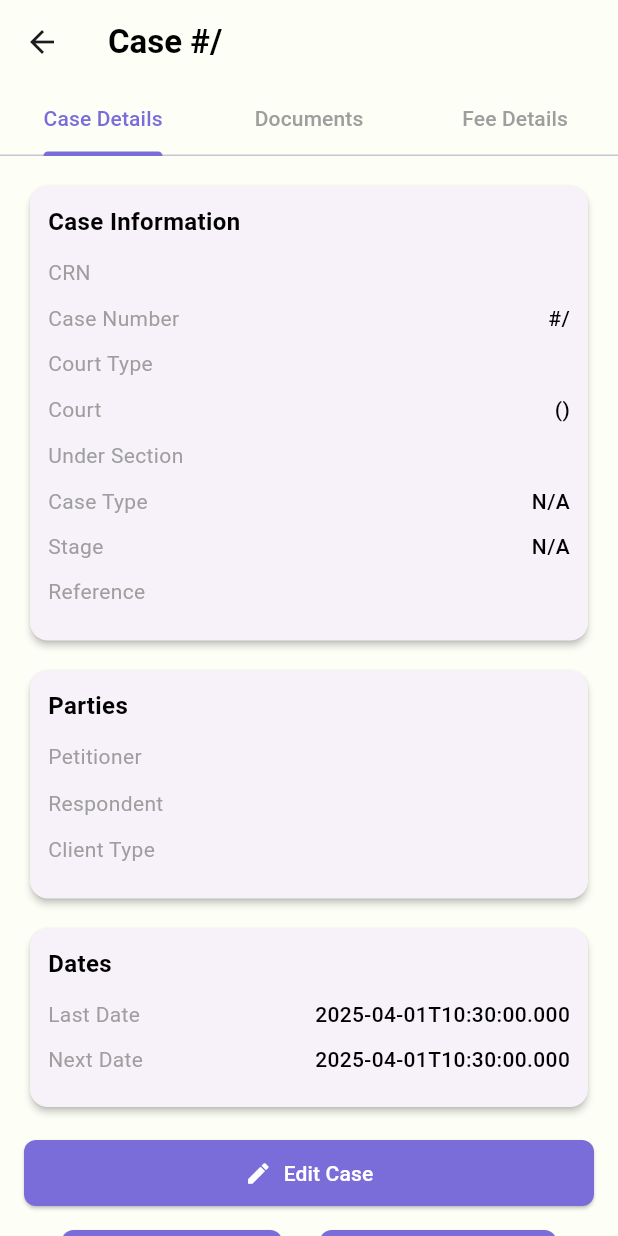
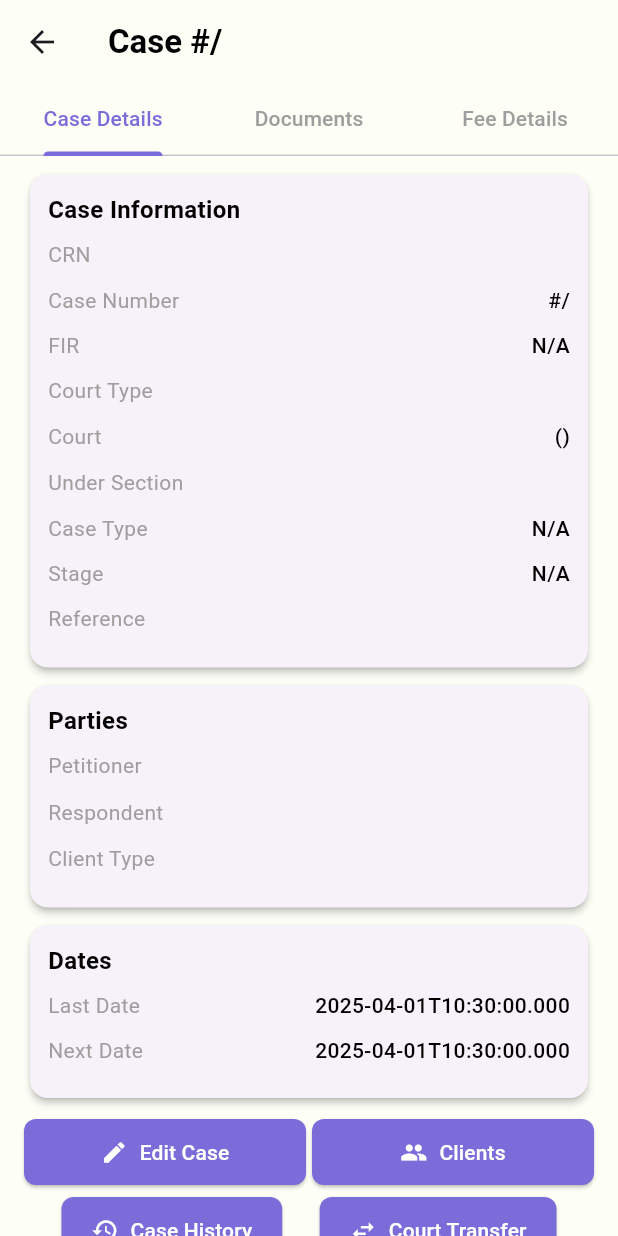
Before and after one commit to unipay4you/AdvocateDiaryApp, a Flutter app: the CaseDetailScreen screen opened directly with empty values, on a phone screen of 412 x 824 dp. Run offline on Flutter 3.47's test engine with Material 3 defaults, Android fonts, the light colour scheme and no system bars; our stand-ins replace flutter_carousel_widget, flutter_secure_storage; accounts and stored records are empty.

Commit message:
main page gui completed

```diff
--- a/lib/screens/case_detail_screen.dart
+++ b/lib/screens/case_detail_screen.dart
@@ -59,7 +59,7 @@ class _CaseDetailScreenState extends State<CaseDetailScreen>
         children: [
           // Case Details Tab
           SingleChildScrollView(
-            padding: const EdgeInsets.all(16),
+            padding: const EdgeInsets.fromLTRB(16, 8, 16, 16),
             child: Column(
               crossAxisAlignment: CrossAxisAlignment.start,
               children: [
@@ -69,6 +69,14 @@ class _CaseDetailScreenState extends State<CaseDetailScreen>
                     _buildDetailRow('CRN', widget.caseData['crn'] ?? 'N/A'),
                     _buildDetailRow('Case Number',
                         '#${widget.caseData['case_no']}/${widget.caseData['case_year']}'),
+                    _buildDetailRow(
+                        'FIR',
+                        widget.caseData['fir_number'] != null &&
+                                widget.caseData['fir_number']
+                                    .toString()
+                                    .isNotEmpty
+                            ? '${widget.caseData['fir_number']}/${widget.caseData['fir_year'] ?? ''} ${widget.caseData['police_station'] != null ? 'ps ${widget.caseData['police_station']}' : ''}'
+                            : 'N/A'),
                     _buildDetailRow(
                         'Court Type', widget.caseData['court_type'] ?? 'N/A'),
                     _buildDetailRow('Court',
@@ -85,7 +93,7 @@ class _CaseDetailScreenState extends State<CaseDetailScreen>
                         'Reference', widget.caseData['sub_advocate'] ?? 'N/A'),
                   ],
                 ),
-                const SizedBox(height: 12),
+                const SizedBox(height: 4),
                 _buildDetailCard(
                   'Parties',
                   [
@@ -97,7 +105,7 @@ class _CaseDetailScreenState extends State<CaseDetailScreen>
                         'Client Type', widget.caseData['client_type'] ?? 'N/A'),
                   ],
                 ),
-                const SizedBox(height: 12),
+                const SizedBox(height: 4),
                 _buildDetailCard(
                   'Dates',
                   [
@@ -108,7 +116,7 @@ class _CaseDetailScreenState extends State<CaseDetailScreen>
                   ],
                 ),
                 if (widget.caseData['comments']?.isNotEmpty ?? false) ...[
-                  const SizedBox(height: 12),
+                  const SizedBox(height: 4),
                   _buildDetailCard(
                     'Comments',
                     [
@@ -122,12 +130,14 @@ class _CaseDetailScreenState extends State<CaseDetailScreen>
                     ],
                   ),
                 ],
-                const SizedBox(height: 16),
+                const SizedBox(height: 8),
                 Column(
                   children: [
-                    // First row - Edit Case button
-                    SizedBox(
-                      width: double.infinity,
+                    // First row - Edit Case and Clients buttons
+                    Row(
+                      mainAxisAlignment: MainAxisAlignment.spaceEvenly,
+                      children: [
+                        Expanded(
                           child: _buildActionButton(
                             context,
                             Icons.edit,
@@ -137,7 +147,20 @@ class _CaseDetailScreenState extends State<CaseDetailScreen>
                             },
                           ),
                         ),
-                    const SizedBox(height: 12),
+                        const SizedBox(width: 4),
+                        Expanded(
+                          child: _buildActionButton(
+                            context,
+                            Icons.people,
+                            'Clients',
+                            () {
+                              // TODO: Implement clients functionality
+                            },
+                          ),
+                        ),
+                      ],
+                    ),
+                    const SizedBox(height: 4),
                     // Second row - Case History and Court Transfer
                     Row(
                       mainAxisAlignment: MainAxisAlignment.spaceEvenly,
@@ -262,7 +285,7 @@ class _CaseDetailScreenState extends State<CaseDetailScreen>
                 color: Colors.black,
               ),
             ),
-            const SizedBox(height: 12),
+            const SizedBox(height: 8),
             ...children,
           ],
         ),
--- a/lib/screens/home_screen.dart
+++ b/lib/screens/home_screen.dart
@@ -675,8 +675,15 @@ class HomeScreen extends StatelessWidget {
                               margin: const EdgeInsets.symmetric(
                                   horizontal: 8, vertical: 4),
                               decoration: BoxDecoration(
-                                color: const Color.fromRGBO(235, 235, 234, 1),
+                                color: Colors.white,
                                 borderRadius: BorderRadius.circular(12),
+                                boxShadow: [
+                                  BoxShadow(
+                                    color: Colors.black.withOpacity(0.1),
+                                    blurRadius: 4,
+                                    offset: const Offset(0, 2),
+                                  ),
+                                ],
                               ),
                               child: InkWell(
                                 onTap: () {
@@ -690,7 +697,7 @@ class HomeScreen extends StatelessWidget {
                                   );
                                 },
                                 child: Padding(
-                                  padding: const EdgeInsets.all(12.0),
+                                  padding: const EdgeInsets.all(12),
                                   child: Row(
                                     crossAxisAlignment:
                                         CrossAxisAlignment.start,
@@ -838,7 +845,7 @@ class HomeScreen extends StatelessWidget {
                               ),
                             ),
                             if (index < cases.length - 1)
-                              const Divider(height: 1),
+                              const SizedBox(height: 4),
                           ],
                         );
                       }).toList(),
```
Lines whose indentation alone changed are shown as unchanged.
